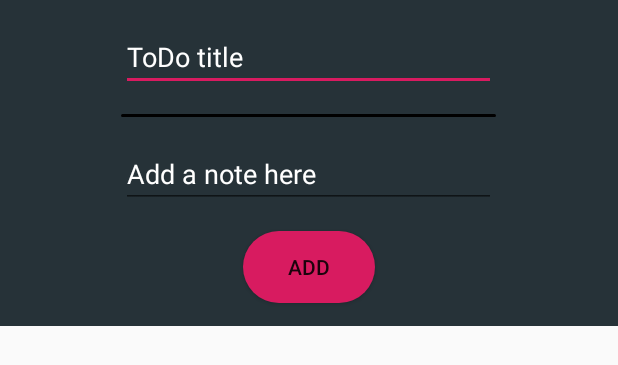
After one commit to schaepersliam/OpenToDo, an Android app: the layout custom_alertdialog_edit_todo.xml on its own in the app's theme, with its tools: preview values and no code run, on a phone screen of 412 x 824 dp. The commit adds this screen. Shown: the top 365 px of the screen. Run offline under Robolectric (Android 15) with nearby library versions, the phone set to English and light mode, and no system bars.

Commit message:
New Feature: You can now add a note to every ToDo you've created.

```diff
--- a/app/src/main/java/com/example/schae/opentodo/EntryAdapter.java
+++ b/app/src/main/java/com/example/schae/opentodo/EntryAdapter.java
@@ -96,18 +96,21 @@ public class EntryAdapter extends RecyclerView.Adapter<EntryAdapter.ViewHolder>
             public boolean onLongClick(View v) {
                 Log.e(LOG_TAG,"A clicked has been noticed!");
                 AddDialog = new Dialog(holder.itemView.getContext());
-                AddDialog.setContentView(R.layout.custom_alertdialog_add_todo);
+                AddDialog.setContentView(R.layout.custom_alertdialog_edit_todo);
                 AddDialog.setTitle("Change ToDo");
                 Button change_button = AddDialog.findViewById(R.id.dialog_add_todo);
                 final EditText editText = AddDialog.findViewById(R.id.todo_input_edit_text);
+                final EditText noteEditText = AddDialog.findViewById(R.id.todo_edit_note);
                 change_button.setText("Change");
                 editText.setText(currentItem.getText());
+                noteEditText.setText(currentItem.getNote());
                 editText.setSelection(currentItem.getText().length());
                 change_button.setOnClickListener(new View.OnClickListener() {
                     @Override
                     public void onClick(View v) {
                         ContentValues values = new ContentValues();
                         values.put(Contract.Entry.COLUMN_TODO,editText.getText().toString());
+                        values.put(Contract.Entry.COLUMN_NOTE,noteEditText.getText().toString());
                         int updatedRow = holder.itemView.getContext().getContentResolver().update(currentItem.getUri(),values,null,null);
                         if (updatedRow == 0) {
                             Log.e(LOG_TAG,"Updating the item failed!");
@@ -115,6 +118,7 @@ public class EntryAdapter extends RecyclerView.Adapter<EntryAdapter.ViewHolder>
                             Log.e(LOG_TAG,"Updating the item succeeded!");
                         }
                         items.get(holder.getAdapterPosition()).setText(editText.getText().toString());
+                        items.get(holder.getAdapterPosition()).setNote(noteEditText.getText().toString());
                         EntryAdapter.this.notifyItemChanged(holder.getAdapterPosition(), "payload " + holder.getAdapterPosition());
                         AddDialog.dismiss();
                     }
--- a/app/src/main/java/com/example/schae/opentodo/data/Contract.java
+++ b/app/src/main/java/com/example/schae/opentodo/data/Contract.java
@@ -17,6 +17,7 @@ public class Contract {
         public static final String _ID = BaseColumns._ID;
         public static final String COLUMN_TODO = "todo";
         public static final String COLUMN_CHECKBOX = "checkbox";
+        public static final String COLUMN_NOTE = "note";
 
         public static final int COLUMN_CHECKBOX_CHECKED = 1;
 
--- /dev/null
+++ b/app/src/main/res/drawable/rounded_splitting_line.xml
@@ -0,0 +1,21 @@
+<?xml version="1.0" encoding="utf-8"?>
+<ripple xmlns:android="http://schemas.android.com/apk/res/android"
+    android:color="@color/colorPrimary">
+    <item android:id="@android:id/mask">
+        <shape android:shape="rectangle">
+            <solid android:color="@color/colorPrimary" />
+            <corners android:radius="180dp" />
+        </shape>
+    </item>
+
+    <item android:id="@android:id/background">
+        <shape android:shape="rectangle">
+            <gradient
+                android:angle="90"
+                android:endColor="#000000"
+                android:startColor="#000000"
+                android:type="linear" />
+            <corners android:radius="180dp" />
+        </shape>
+    </item>
+</ripple>
--- /dev/null
+++ b/app/src/main/res/layout/custom_alertdialog_edit_todo.xml
@@ -0,0 +1,51 @@
+<?xml version="1.0" encoding="utf-8"?>
+<LinearLayout
+    xmlns:android="http://schemas.android.com/apk/res/android" android:layout_width="match_parent"
+    android:layout_height="wrap_content"
+    android:gravity="center_horizontal"
+    android:background="#263238"
+    android:orientation="vertical">
+
+    <EditText
+        android:layout_width="250dp"
+        android:layout_height="wrap_content"
+        android:hint="@string/alert_dialog_hint_text"
+        android:layout_marginTop="15dp"
+        android:layout_marginStart="15dp"
+        android:layout_marginEnd="15dp"
+        android:textColor="#FFFFFF"
+        android:layout_marginBottom="15dp"
+        android:textColorHint="#FFFFFF"
+        android:id="@+id/todo_input_edit_text"
+        android:inputType="textCapSentences"/>
+
+    <View
+        android:layout_width="250dp"
+        android:layout_height="2dp"
+        android:background="@drawable/rounded_splitting_line"/>
+
+    <EditText
+        android:layout_width="250dp"
+        android:layout_height="wrap_content"
+        android:hint="@string/alert_dialog_note"
+        android:layout_marginTop="15dp"
+        android:layout_marginStart="15dp"
+        android:layout_marginEnd="15dp"
+        android:textColor="#FFFFFF"
+        android:layout_marginBottom="15dp"
+        android:textColorHint="#FFFFFF"
+        android:id="@+id/todo_edit_note"
+        android:maxLines="3"
+        android:inputType="textCapSentences|textMultiLine"/>
+
+
+
+    <Button
+        android:layout_width="wrap_content"
+        android:layout_height="wrap_content"
+        android:text="@string/add_button_text"
+        android:layout_marginBottom="15dp"
+        android:background="@drawable/rounded_button"
+        android:id="@+id/dialog_add_todo"/>
+
+</LinearLayout>
--- a/app/src/main/res/values/strings.xml
+++ b/app/src/main/res/values/strings.xml
@@ -5,7 +5,8 @@
     <string name="todo_remove">-</string>
     <string name="remove_button_description">Remove button for ToDo\'s</string>
     <string name="add_new_todo">Add new todo</string>
-    <string name="alert_dialog_hint_text">Enter here!</string>
+    <string name="alert_dialog_hint_text">ToDo title</string>
     <string name="add_button_text">Add</string>
     <string name="clear_all_todos_text">clear all todo\'s</string>
+    <string name="alert_dialog_note">Add a note here</string>
 </resources>
```
Also changed, not shown: app/src/main/java/com/example/schae/opentodo/MainActivity.java (+6 -3 lines), app/src/main/java/com/example/schae/opentodo/data/ItemInfo.java (+6 -2 lines), app/src/main/java/com/example/schae/opentodo/data/SQLiteHelper.java (+5 -3 lines).
